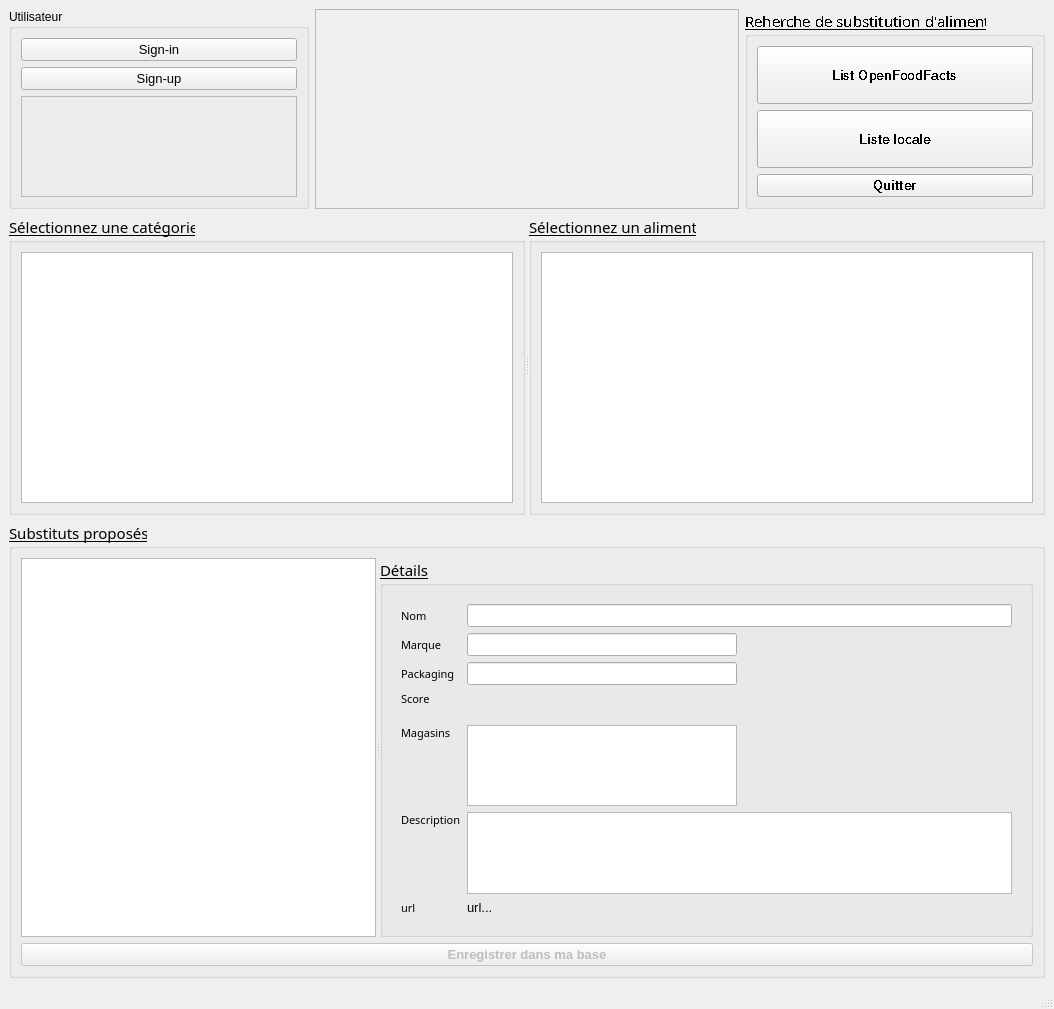
Old version of the form ui/mainwindow.ui in the repository jerome-diver/OC-openFoodFacts.
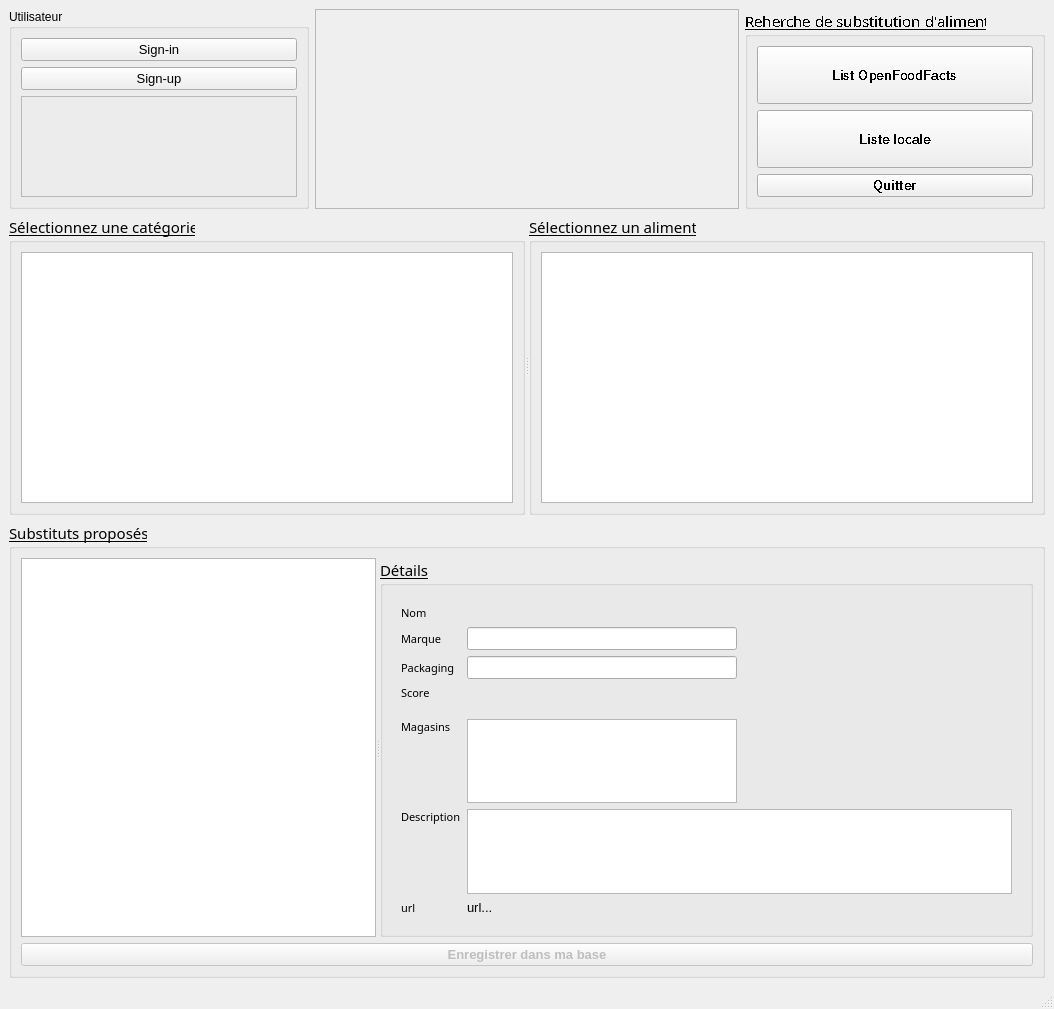
New version of the form. Icons and pictures are not drawn. Custom widgets are drawn as their Qt base class.

Commit message: add image nutriscore resized add image product add some normalizations role for products details

```diff
--- a/ui/mainwindow.ui
+++ b/ui/mainwindow.ui
@@ -492,22 +492,6 @@
                 </property>
                </widget>
               </item>
-              <item row="0" column="1" colspan="2">
-               <widget class="QLineEdit" name="product_name">
-                <property name="font">
-                 <font>
-                  <family>Ubuntu</family>
-                  <pointsize>10</pointsize>
-                  <weight>75</weight>
-                  <bold>true</bold>
-                  <underline>false</underline>
-                 </font>
-                </property>
-                <property name="readOnly">
-                 <bool>true</bool>
-                </property>
-               </widget>
-              </item>
               <item row="3" column="0">
                <widget class="QLabel" name="label_score">
                 <property name="font">
@@ -609,6 +593,19 @@
                 </property>
                </widget>
               </item>
+              <item row="0" column="1" colspan="2">
+               <widget class="QLabel" name="product_name">
+                <property name="font">
+                 <font>
+                  <family>Ubuntu</family>
+                  <underline>false</underline>
+                 </font>
+                </property>
+                <property name="text">
+                 <string/>
+                </property>
+               </widget>
+              </item>
              </layout>
             </widget>
            </item>
@@ -664,6 +661,13 @@
    </property>
   </widget>
  </widget>
+ <customwidgets>
+  <customwidget>
+   <class>QLabelClickable</class>
+   <extends>QLabel</extends>
+   <header>assets/objects/qlabel_clickable.h</header>
+  </customwidget>
+ </customwidgets>
  <resources>
   <include location="images.qrc"/>
  </resources>
```
Left out of the diff: 2 changed lines with no effect on the pictures. The commit also changes 7 other files.
